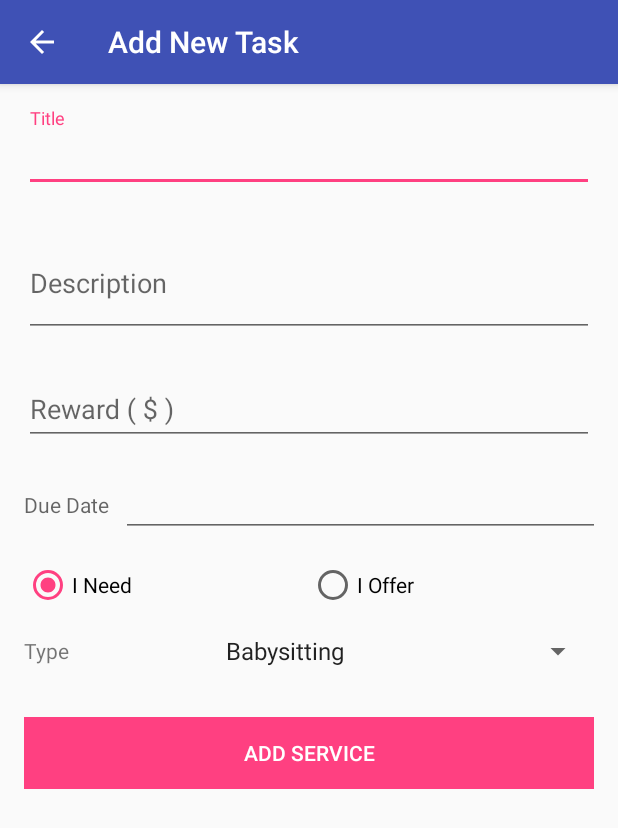
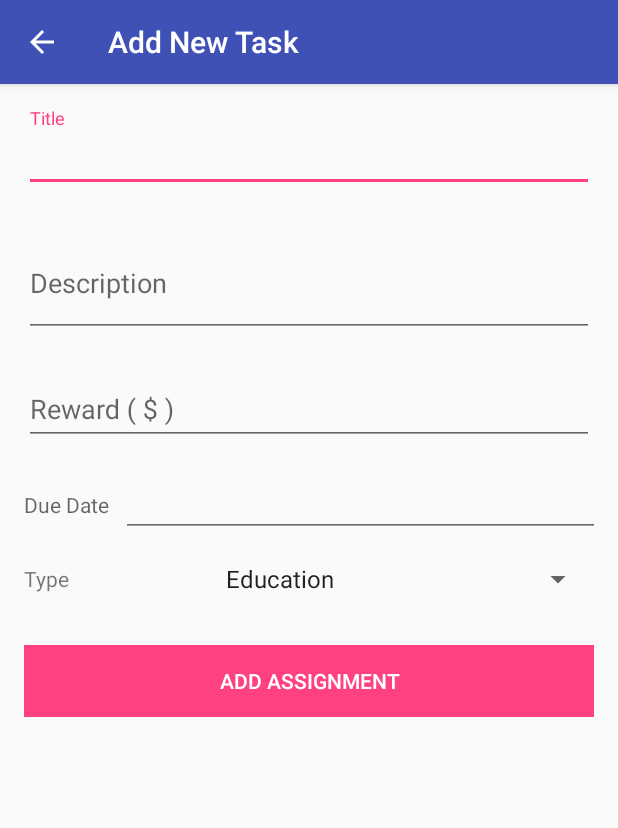
Before and after one commit to srihi/Civis, an Android app: the AddActivity screen opened directly, with no data from a screen before it, on a phone screen of 412 x 824 dp. Shown: the top 828 px of the screen. Run offline under Robolectric (Android 15) with nearby library versions, the light colour scheme and no system bars.

Commit message:
small fixes

```diff
--- a/app/src/main/java/com/smarty/civis/activities/AddActivity.java
+++ b/app/src/main/java/com/smarty/civis/activities/AddActivity.java
@@ -31,8 +31,6 @@ public class AddActivity extends AppCompatActivity
     private TextInputLayout price_textInputLayout;
     private AutoCompleteTextView price_textview;
     private EditText dueDate_edittext;
-    private RadioGroup offer_or_need_radioGroup;
-    private RadioButton need_radioButton;
     private AppCompatSpinner types_spinner;
 
     private Date dueDate = Calendar.getInstance().getTime();
@@ -50,8 +48,6 @@ public class AddActivity extends AppCompatActivity
         price_textInputLayout = (TextInputLayout) findViewById(R.id.til_add_form_price);
         price_textview = (AutoCompleteTextView) findViewById(R.id.tv_add_form_price);
         dueDate_edittext = (EditText) findViewById(R.id.et_add_form_date);
-        offer_or_need_radioGroup = (RadioGroup) findViewById(R.id.rg_add_form_offer_or_need);
-        need_radioButton = (RadioButton) findViewById(R.id.rb_add_form_need);
 
         initActionBar();
         initTypesSpinner();
--- a/app/src/main/java/com/smarty/civis/activities/DetailsActivity.java
+++ b/app/src/main/java/com/smarty/civis/activities/DetailsActivity.java
@@ -65,7 +65,7 @@ public class DetailsActivity extends AppCompatActivity implements LoaderManager.
     }
 
     private void loadData(Task task) {
-        price.setText("$ " + task.getReward());
+        price.setText("$" + task.getReward());
         title.setText(task.getTitle());
         description.setText(task.getDescription());
         Date date = new Date(task.getEndTime());
@@ -97,7 +97,6 @@ public class DetailsActivity extends AppCompatActivity implements LoaderManager.
                         null,
                         null,
                         null);
-
             default:
                 throw new RuntimeException("Loader not implemented: " + id);
         }
--- a/app/src/main/java/com/smarty/civis/data/tables/TasksTable.java
+++ b/app/src/main/java/com/smarty/civis/data/tables/TasksTable.java
@@ -158,7 +158,7 @@ public class TasksTable implements TableInterface
         cv.put(TasksTable.Entry.COLUMN_CREATION_DATE, 1497415674);
         cv.put(TasksTable.Entry.COLUMN_DUE_DATE, 1498515674);
         cv.put(TasksTable.Entry.COLUMN_REWARD, 30.00);
-        cv.put(TasksTable.Entry.COLUMN_JOB_TYPE, "Computer service & repair");
+        cv.put(TasksTable.Entry.COLUMN_JOB_TYPE, "Computer service");
         cv.put(TasksTable.Entry.COLUMN_OWNER_ID, 1);
         db.insert(Entry.TABLE_NAME, null, cv);
 
@@ -191,7 +191,7 @@ public class TasksTable implements TableInterface
         cv.put(TasksTable.Entry.COLUMN_CREATION_DATE, 1497415674);
         cv.put(TasksTable.Entry.COLUMN_DUE_DATE, 1498515674);
         cv.put(TasksTable.Entry.COLUMN_REWARD, 35.00);
-        cv.put(TasksTable.Entry.COLUMN_JOB_TYPE, "Computer service & repair");
+        cv.put(TasksTable.Entry.COLUMN_JOB_TYPE, "Computer service");
         cv.put(TasksTable.Entry.COLUMN_OWNER_ID, 1);
         db.insert(Entry.TABLE_NAME, null, cv);
 
@@ -224,7 +224,7 @@ public class TasksTable implements TableInterface
         cv.put(TasksTable.Entry.COLUMN_CREATION_DATE, 1497415674);
         cv.put(TasksTable.Entry.COLUMN_DUE_DATE, 1498515674);
         cv.put(TasksTable.Entry.COLUMN_REWARD, 45.00);
-        cv.put(TasksTable.Entry.COLUMN_JOB_TYPE, "Advices & Query");
+        cv.put(TasksTable.Entry.COLUMN_JOB_TYPE, "Advices and Query");
         cv.put(TasksTable.Entry.COLUMN_OWNER_ID, 1);
         db.insert(Entry.TABLE_NAME, null, cv);
 
@@ -235,7 +235,7 @@ public class TasksTable implements TableInterface
         cv.put(TasksTable.Entry.COLUMN_CREATION_DATE, 1497415674);
         cv.put(TasksTable.Entry.COLUMN_DUE_DATE, 1498515674);
         cv.put(TasksTable.Entry.COLUMN_REWARD, 25.00);
-        cv.put(TasksTable.Entry.COLUMN_JOB_TYPE, "Advices & Query");
+        cv.put(TasksTable.Entry.COLUMN_JOB_TYPE, "Advices and Query");
         cv.put(TasksTable.Entry.COLUMN_OWNER_ID, 1);
         db.insert(Entry.TABLE_NAME, null, cv);
 
--- a/app/src/main/res/layout/activity_add.xml
+++ b/app/src/main/res/layout/activity_add.xml
@@ -10,23 +10,23 @@
     <ScrollView
         android:id="@+id/sv_add_form"
         android:layout_width="match_parent"
-        android:layout_height="match_parent"
-        >
+        android:layout_height="match_parent">
+
         <LinearLayout
             android:id="@+id/ll_add_form"
             android:layout_width="match_parent"
             android:layout_height="wrap_content"
             android:orientation="vertical"
             android:paddingBottom="@dimen/activity_vertical_margin"
-            android:paddingTop="@dimen/activity_vertical_margin"
             android:paddingLeft="@dimen/activity_horizontal_margin"
             android:paddingRight="@dimen/activity_horizontal_margin"
-            >
+            android:paddingTop="@dimen/activity_vertical_margin">
+
             <android.support.design.widget.TextInputLayout
                 android:id="@+id/til_add_form_title"
                 android:layout_width="match_parent"
-                android:layout_height="wrap_content"
-                >
+                android:layout_height="wrap_content">
+
                 <AutoCompleteTextView
                     android:id="@+id/tv_add_form_title"
                     android:layout_width="match_parent"
@@ -35,126 +35,101 @@
                     android:inputType="text"
                     android:maxLines="1" />
             </android.support.design.widget.TextInputLayout>
+
             <android.support.design.widget.TextInputLayout
                 android:id="@+id/til_add_form_desc"
                 android:layout_width="match_parent"
                 android:layout_height="wrap_content"
-                android:layout_marginTop="@dimen/activity_vertical_margin"
-                >
+                android:layout_marginTop="@dimen/activity_vertical_margin">
+
                 <AutoCompleteTextView
                     android:id="@+id/tv_add_form_desc"
                     android:layout_width="match_parent"
                     android:layout_height="wrap_content"
+                    android:height="70dp"
                     android:hint="@string/add_form_desc_hint"
-                    android:inputType="textMultiLine"
-                    android:height="70dp"
-                    />
+                    android:inputType="textMultiLine" />
             </android.support.design.widget.TextInputLayout>
+
             <android.support.design.widget.TextInputLayout
                 android:id="@+id/til_add_form_price"
                 android:layout_width="match_parent"
                 android:layout_height="wrap_content"
-                android:layout_marginTop="@dimen/activity_vertical_margin"
-                >
+                android:layout_marginTop="@dimen/activity_vertical_margin">
+
                 <AutoCompleteTextView
                     android:id="@+id/tv_add_form_price"
                     android:layout_width="match_parent"
                     android:layout_height="wrap_content"
                     android:hint="@string/add_form_price_hint"
                     android:inputType="numberDecimal"
-                    android:maxLines="1"
-                    />
+                    android:maxLines="1" />
             </android.support.design.widget.TextInputLayout>
+
             <LinearLayout
                 android:layout_width="match_parent"
                 android:layout_height="wrap_content"
-                android:orientation="horizontal"
                 android:layout_marginTop="@dimen/activity_vertical_margin"
-                >
+                android:orientation="horizontal">
+
                 <TextView
                     android:layout_width="0dp"
                     android:layout_height="wrap_content"
                     android:layout_weight="1"
-                    android:paddingRight="8dp"
                     android:hint="@string/add_form_date_hint"
-                    />
+                    android:paddingRight="8dp" />
+
                 <EditText
                     android:id="@+id/et_add_form_date"
                     android:layout_width="match_parent"
                     android:layout_height="wrap_content"
                     android:layout_weight="2"
+                    android:focusable="false"
                     android:inputType="date"
-                    android:focusable="false"
-                    android:onClick="pickDate"
-                    />
+                    android:onClick="pickDate" />
             </LinearLayout>
-            <RadioGroup
-                android:id="@+id/rg_add_form_offer_or_need"
-                android:layout_width="fill_parent"
-                android:layout_height="wrap_content"
-                android:orientation="horizontal"
-                android:layout_marginTop="@dimen/activity_vertical_margin"
-                android:checkedButton="@+id/rb_add_form_need"
-                >
-                <RadioButton
-                    android:id="@+id/rb_add_form_need"
-                    android:layout_width="0dp"
-                    android:layout_height="wrap_content"
-                    android:layout_weight="1"
-                    android:text="@string/add_form_need_text"
-                    />
-                <RadioButton
-                    android:id="@+id/rb_add_form_offer"
-                    android:layout_width="0dp"
-                    android:layout_height="wrap_content"
-                    android:layout_weight="1"
-                    android:text="@string/add_form_offer_text"
-                    android:clickable="false"
-                    />
-            </RadioGroup>
+
             <LinearLayout
                 android:layout_width="match_parent"
                 android:layout_height="wrap_content"
-                android:orientation="horizontal"
                 android:layout_marginTop="@dimen/activity_vertical_margin"
-                >
+                android:orientation="horizontal">
+
                 <TextView
                     android:layout_width="0dp"
                     android:layout_height="match_parent"
                     android:layout_weight="1"
                     android:gravity="start|center"
-                    android:text="@string/add_form_type_text"
-                    />
+                    android:text="@string/add_form_type_text" />
+
                 <android.support.v7.widget.AppCompatSpinner
                     android:id="@+id/spinner_add_form_types"
                     android:layout_width="0dp"
                     android:layout_height="match_parent"
-                    android:layout_weight="2"
-                    />
+                    android:layout_weight="2" />
             </LinearLayout>
+
             <LinearLayout
                 android:layout_width="match_parent"
                 android:layout_height="wrap_content"
-                android:orientation="horizontal"
                 android:layout_marginTop="32dp"
-                >
+                android:orientation="horizontal">
                 <!-- Frame layout For Ripple Effect -->
                 <FrameLayout
                     android:layout_width="match_parent"
                     android:layout_height="wrap_content"
-                    android:background="@color/colorAccent"
-                    >
+                    android:background="@color/colorAccent">
+
                     <Button
                         android:layout_width="match_parent"
                         android:layout_height="wrap_content"
+                        android:background="?android:attr/selectableItemBackground"
+                        android:gravity="center"
+                        android:onClick="addService"
+                        android:paddingEnd="8dp"
+                        android:paddingStart="8dp"
                         android:text="@string/add_form_submit_button"
-                        android:textColor="#fff"
-                        android:gravity="center"
-                        android:background="?android:attr/selectableItemBackground"
-                        android:paddingStart="8dp"
-                        android:paddingEnd="8dp"
-                        android:onClick="addService"
-                        />
+                        android:textColor="#fff" />
                 </FrameLayout>
             </LinearLayout>
         </LinearLayout>
--- a/app/src/main/res/layout/activity_details.xml
+++ b/app/src/main/res/layout/activity_details.xml
@@ -202,7 +202,7 @@
                 android:id="@+id/category"
                 android:layout_width="wrap_content"
                 android:layout_height="wrap_content"
-                android:textSize="14sp"
+                android:textSize="15sp"
                 android:layout_marginTop="8dp"
                 android:text="Software Development > Android"
                 app:layout_constraintLeft_toLeftOf="@+id/imageView"
--- a/app/src/main/res/values/strings.xml
+++ b/app/src/main/res/values/strings.xml
@@ -25,16 +25,16 @@
     <string name="add_form_need_text">I Need</string>
     <string name="add_form_type_text">Type</string>
     <string-array name="add_form_types">
-        <item>Babysitting</item>
-        <item>Cleaning</item>
-        <item>Educational</item>
-        <item>Maintenance</item>
-        <item>Printing</item>
+        <item>Education</item>
+        <item>Computer service</item>
+        <item>Translating</item>
+        <item>Social</item>
+        <item>Advices and Query</item>
+        <item>Writing</item>
         <item>Repairing</item>
-        <item>Shopping</item>
-        <item>Videotaping</item>
+        <item>Delivery</item>
     </string-array>
-    <string name="add_form_submit_button">Add Service</string>
+    <string name="add_form_submit_button">Add Assignment</string>
     <string name="error_empty_title">Task title is required</string>
     <string name="error_empty_desc">Task Description is required</string>
     <string name="error_wrong_price">Task Reward is required</string>
```
